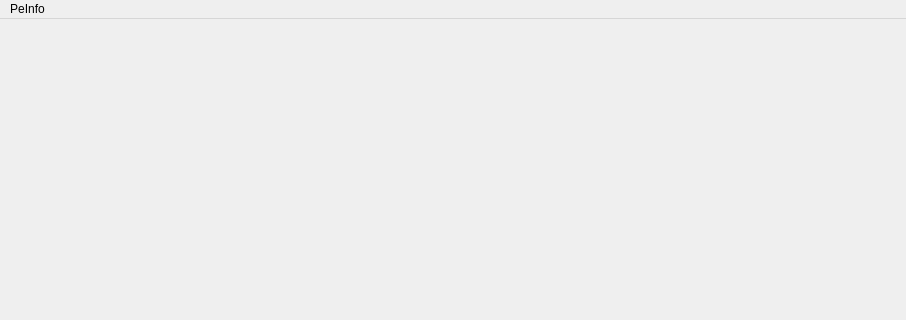
Above: src/retools.ui from qinghua921/retools before the change; both pictures show x 0 to 906 and y 0 to 320 of the 906 by 533 pixel window. Below: the same form after it.
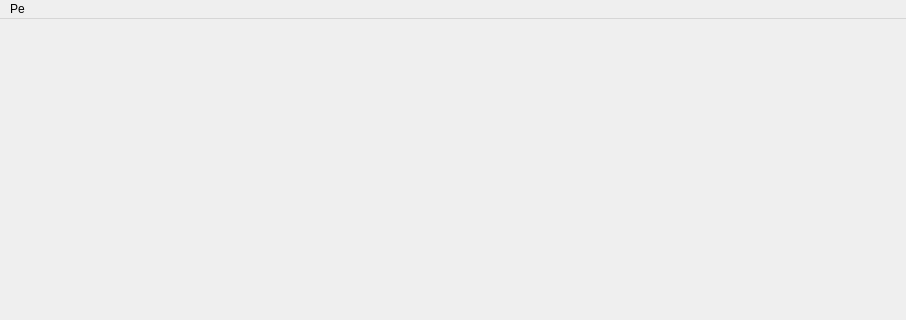
That is the form after the change.

What changed in the file:
```diff
--- a/src/retools.ui
+++ b/src/retools.ui
@@ -43,7 +43,7 @@
    </property>
    <widget class="QMenu" name="menuPeInfo">
     <property name="title">
-     <string>PeInfo</string>
+     <string>Pe</string>
     </property>
     <addaction name="pe_info_dianji"/>
    </widget>
```
